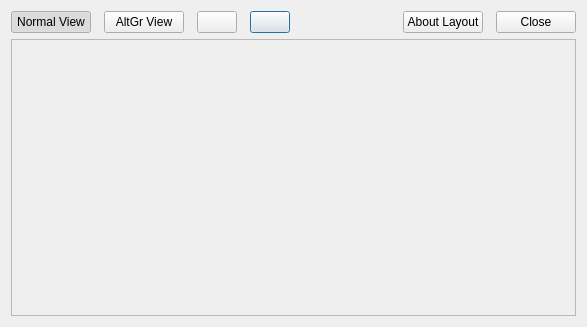
Qt form src/frontend/LayoutViewer.ui (OpenBangla/OpenBangla-Keyboard) before a commit.
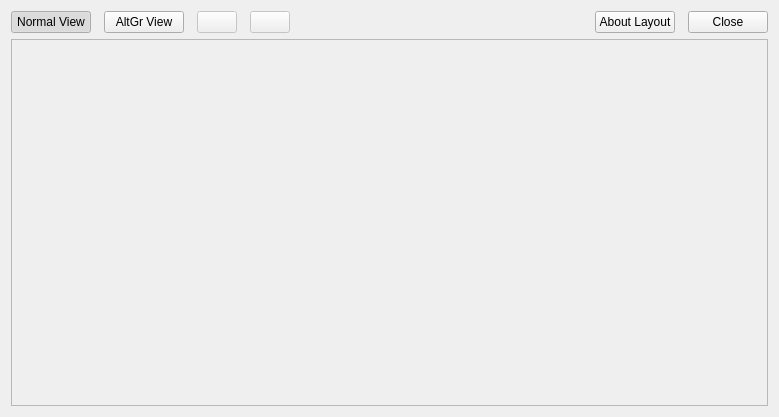
The same form after that commit. Icons and pictures are not drawn.

Commit message: Fixed LayoutViewer not showing full image.

```diff
--- a/src/frontend/LayoutViewer.ui
+++ b/src/frontend/LayoutViewer.ui
@@ -6,8 +6,8 @@
    <rect>
     <x>0</x>
     <y>0</y>
-    <width>587</width>
-    <height>327</height>
+    <width>779</width>
+    <height>417</height>
    </rect>
   </property>
   <property name="windowTitle">
@@ -23,7 +23,7 @@
    <item row="0" column="3">
     <widget class="QPushButton" name="buttonZoomOut">
      <property name="enabled">
-      <bool>true</bool>
+      <bool>false</bool>
      </property>
      <property name="text">
       <string/>
@@ -71,7 +71,7 @@
    <item row="0" column="2">
     <widget class="QPushButton" name="buttomZoomIn">
      <property name="enabled">
-      <bool>true</bool>
+      <bool>false</bool>
      </property>
      <property name="text">
       <string/>
```
Left out of the diff: 3 changed lines with no effect on the pictures.
